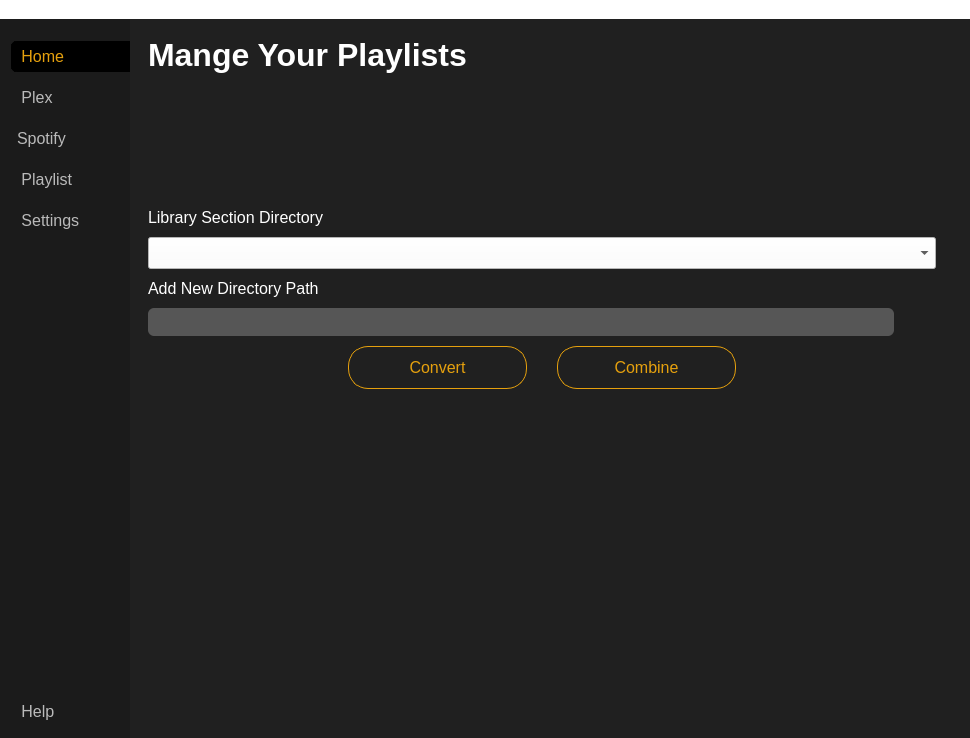
Old version of the form main.ui in the repository rchr157/plex-playlists.
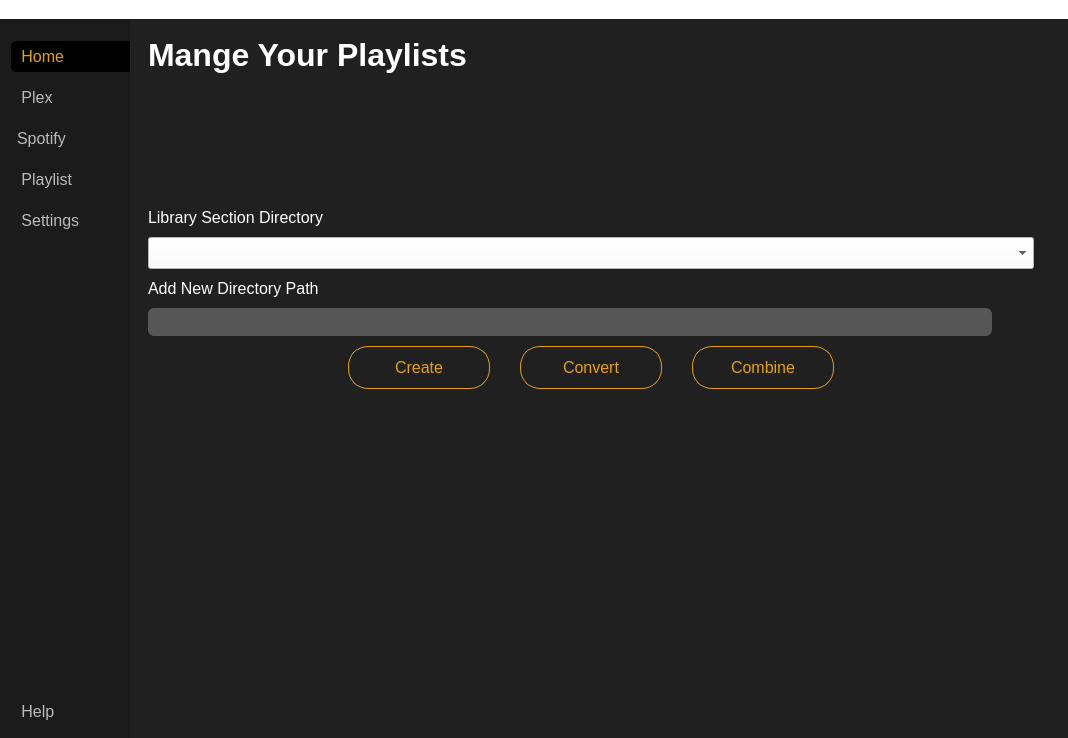
New version of the form. The open tabs and pages were chosen to show the change. Icons and pictures are not drawn.

Commit message: added create button on playlist tab

Diff of the .ui file:
```diff
--- a/main.ui
+++ b/main.ui
@@ -101,7 +101,7 @@
 #cmb_library_prepend, #cmb_library_sections, #cmb_spotify_prepend{
 	background-color: #272727;
 }
-#btn_playlist_convert, #btn_playlist_combine, #btn_tutorial, #btn_save_settings, #btn_reset_settings{
+#btn_playlist_create, #btn_playlist_convert, #btn_playlist_combine, #btn_tutorial, #btn_save_settings, #btn_reset_settings{
 	background-color: transparent;
 	border: 1px solid #E5A00D;
 	color: #E5A00D;
@@ -1889,6 +1889,16 @@
                       <property name="rightMargin">
                        <number>200</number>
                       </property>
+                      <item>
+                       <widget class="QPushButton" name="btn_playlist_create">
+                        <property name="cursor">
+                         <cursorShape>PointingHandCursor</cursorShape>
+                        </property>
+                        <property name="text">
+                         <string>Create</string>
+                        </property>
+                       </widget>
+                      </item>
                       <item alignment="Qt::AlignVCenter">
                        <widget class="QPushButton" name="btn_playlist_convert">
                         <property name="cursor">
```
Left out of the diff: 2 changed lines with no effect on the pictures. The commit also changes 3 other files.
